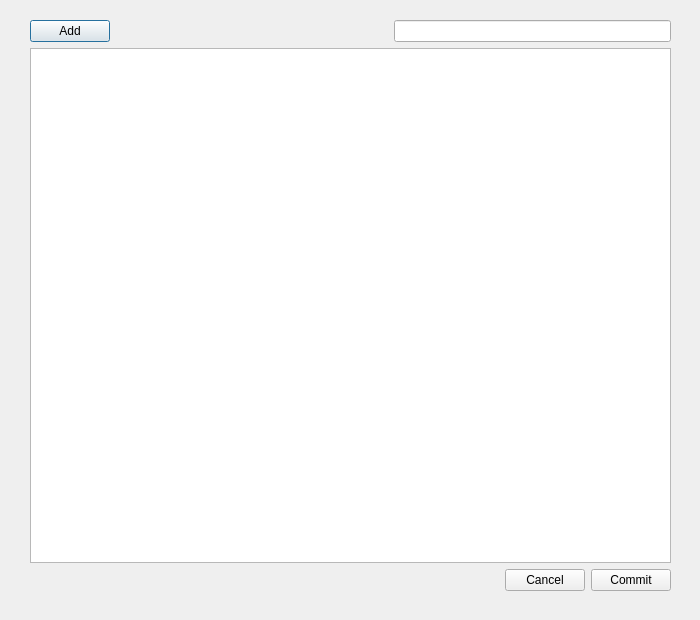
The window that ui/EditTable.ui (kathrynmetcalf/GeoCORK) describes before a commit, drawn with Qt 5.
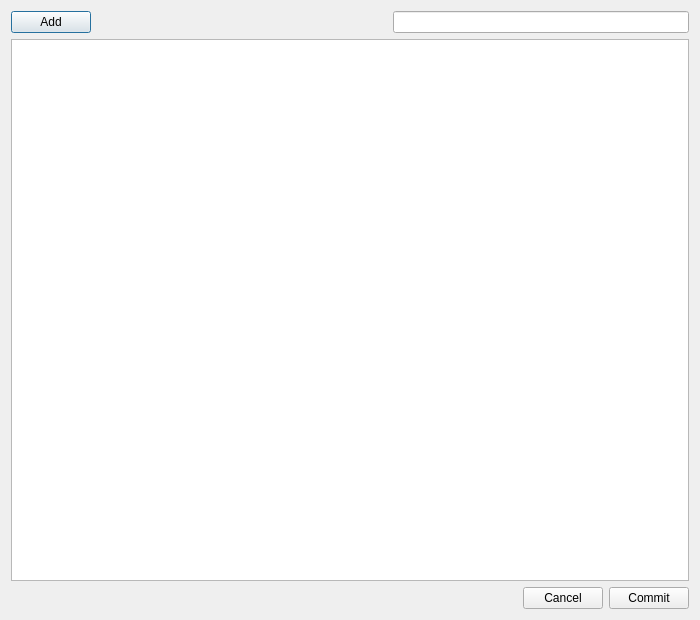
The same window after the commit.

Commit message: Working on validating changes made in table models before submitting. Created Settings_manager.py for a global settings QSettings object that can be called throughout the application. Implementing a setting for number of decimal places to improve readability. Created lists of each editable many-to-many and one-to-many relationships in SQLUtils.py to later use for dropdowns. Removed RejectionReasonID from UPbAnalyses table, left as many-to-many relationship

```diff
--- a/ui/EditTable.ui
+++ b/ui/EditTable.ui
@@ -19,15 +19,8 @@
   <property name="windowTitle">
    <string>Edit</string>
   </property>
-  <widget class="QWidget" name="layoutWidget">
-   <property name="geometry">
-    <rect>
-     <x>30</x>
-     <y>20</y>
-     <width>641</width>
-     <height>571</height>
-    </rect>
-   </property>
+  <layout class="QVBoxLayout" name="verticalLayout_2">
+   <item>
    <layout class="QVBoxLayout" name="verticalLayout">
     <property name="sizeConstraint">
      <enum>QLayout::SetNoConstraint</enum>
@@ -94,7 +87,8 @@
      </layout>
     </item>
    </layout>
-  </widget>
+   </item>
+  </layout>
  </widget>
  <resources/>
  <connections/>
```
Lines whose indentation alone changed are shown as unchanged. The commit also changes 14 other files.
